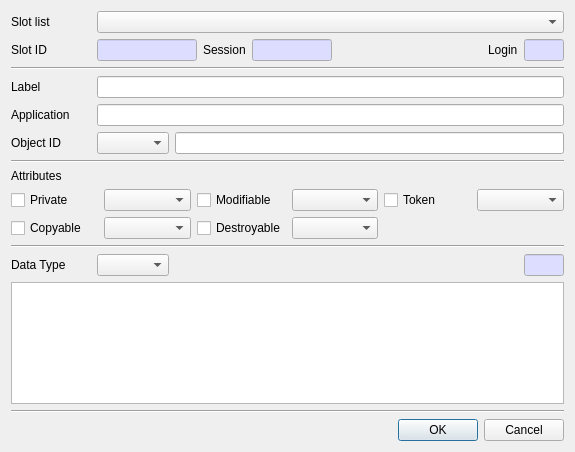
Before: the Qt Designer form CryptokiMan/create_data_dlg.ui in jykim74/CryptokiMan, drawn with Qt 5.
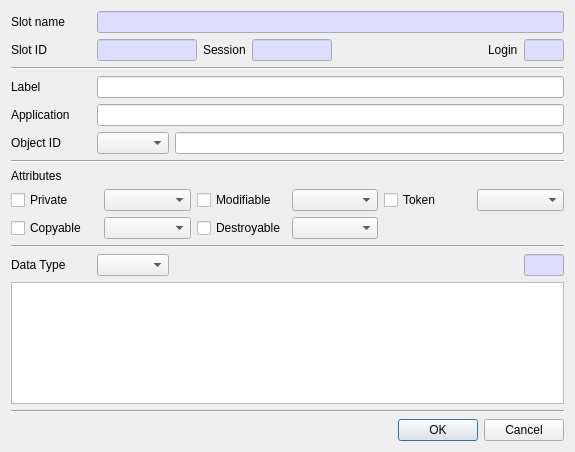
After: the same form once the commit is applied.

Commit message: Slot List 를 모두 Slot Name 변경

```diff
--- a/CryptokiMan/create_data_dlg.ui
+++ b/CryptokiMan/create_data_dlg.ui
@@ -28,17 +28,41 @@
         </size>
        </property>
        <property name="text">
-        <string>Slot list</string>
+        <string>Slot name</string>
        </property>
       </widget>
      </item>
      <item row="0" column="1">
-      <widget class="QComboBox" name="mSlotsCombo">
-       <property name="sizePolicy">
-        <sizepolicy hsizetype="Preferred" vsizetype="Fixed">
-         <horstretch>1</horstretch>
-         <verstretch>0</verstretch>
-        </sizepolicy>
+      <widget class="QLineEdit" name="mSlotNameText">
+       <property name="palette">
+        <palette>
+         <active>
+          <colorrole role="Base">
+           <brush brushstyle="SolidPattern">
+            <color alpha="255">
+             <red>221</red>
+             <green>221</green>
+             <blue>255</blue>
+            </color>
+           </brush>
+          </colorrole>
+         </active>
+         <inactive>
+          <colorrole role="Base">
+           <brush brushstyle="SolidPattern">
+            <color alpha="255">
+             <red>221</red>
+             <green>221</green>
+             <blue>255</blue>
+            </color>
+           </brush>
+          </colorrole>
+         </inactive>
+         <disabled/>
+        </palette>
+       </property>
+       <property name="readOnly">
+        <bool>true</bool>
        </property>
       </widget>
      </item>
```
Left out of the diff: 1 changed line with no effect on the pictures. The commit also changes 116 other files.
